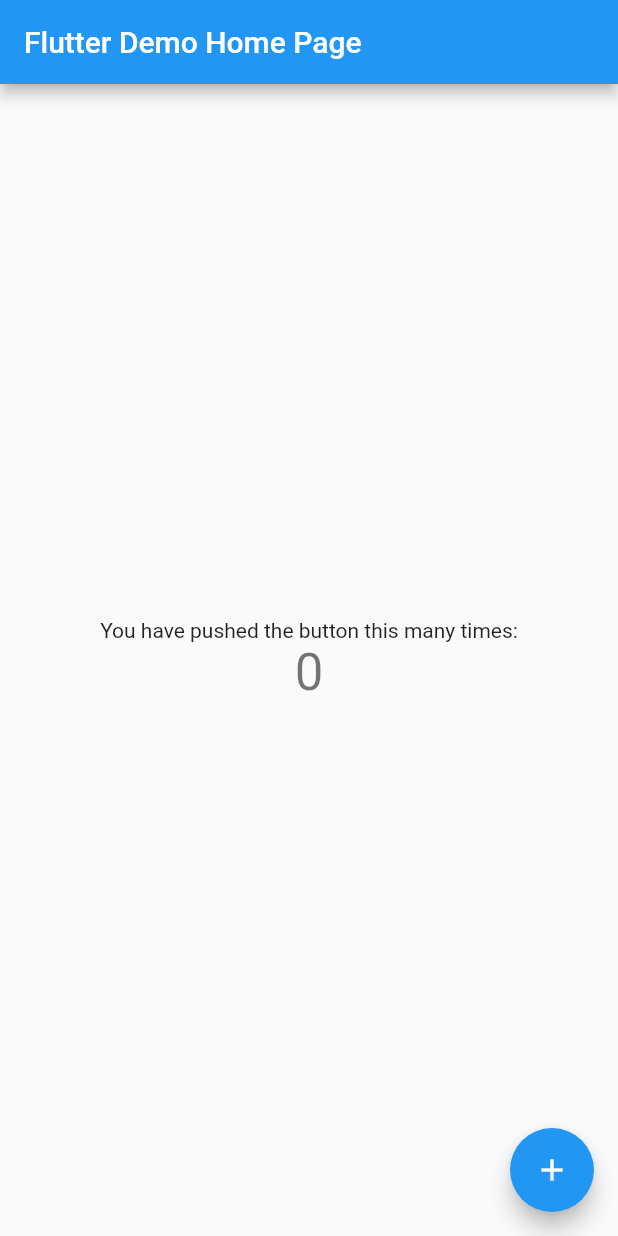
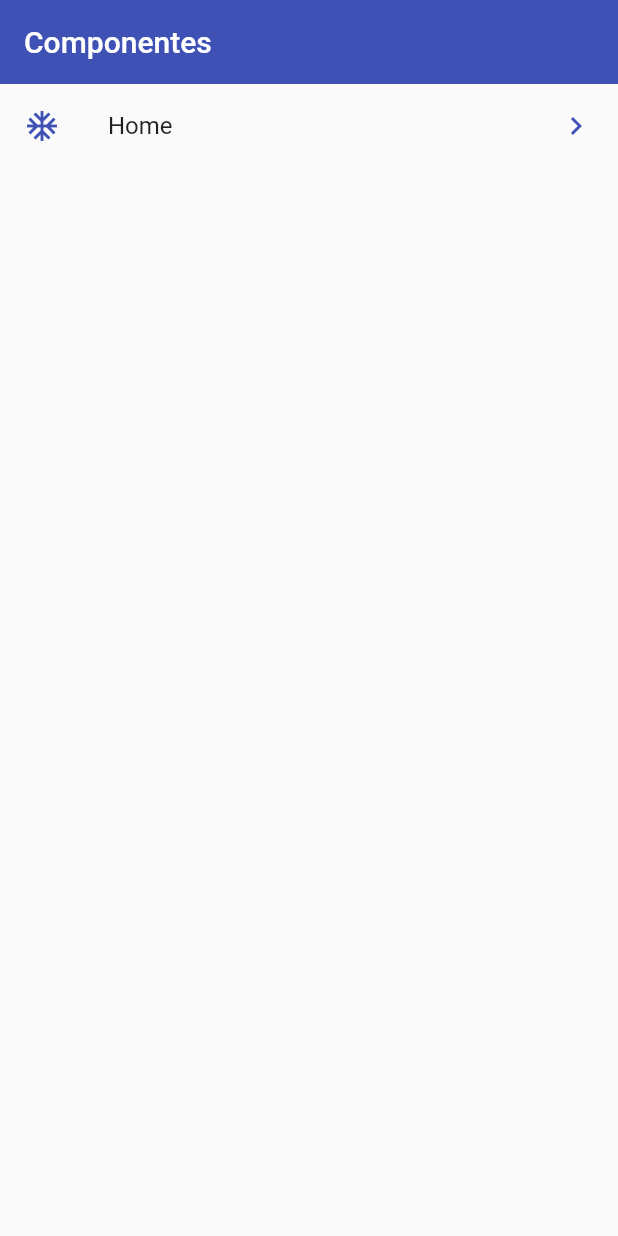
Before and after one commit to ncolque/components_flutter, a Flutter app: the screen it shows after launch, on a phone screen of 412 x 824 dp. Run offline on Flutter 3.47's test engine with Material 2 defaults, Android fonts, the phone set to English and light mode, and no system bars.

Commit message:
Vista principal de la app, el HomePage y creación de directorios

```diff
--- a/lib/main.dart
+++ b/lib/main.dart
@@ -1,115 +1,33 @@
+import 'package:components_flutter/src/routes/routes.dart';
+import 'package:components_flutter/src/theme/app_theme.dart';
 import 'package:flutter/material.dart';
+import 'package:flutter_localizations/flutter_localizations.dart';
 
-void main() {
-  runApp(const MyApp());
-}
+void main() => runApp(MyApp());
 
 class MyApp extends StatelessWidget {
-  const MyApp({super.key});
-
-  // This widget is the root of your application.
   @override
   Widget build(BuildContext context) {
     return MaterialApp(
-      title: 'Flutter Demo',
-      theme: ThemeData(
-        // This is the theme of your application.
-        //
-        // Try running your application with "flutter run". You'll see the
-        // application has a blue toolbar. Then, without quitting the app, try
-        // changing the primarySwatch below to Colors.green and then invoke
-        // "hot reload" (press "r" in the console where you ran "flutter run",
-        // or simply save your changes to "hot reload" in a Flutter IDE).
-        // Notice that the counter didn't reset back to zero; the application
-        // is not restarted.
-        primarySwatch: Colors.blue,
-      ),
-      home: const MyHomePage(title: 'Flutter Demo Home Page'),
+      localizationsDelegates: [
+        // ... app-specific localization delegate[s] here
+        GlobalMaterialLocalizations.delegate,
+        GlobalWidgetsLocalizations.delegate,
+        GlobalCupertinoLocalizations.delegate,
+      ],
+      supportedLocales: [
+        const Locale('en', 'US'), // English, no country code
+        const Locale('es', 'ES'), // Español, no country code
+        const Locale.fromSubtags(
+            languageCode: 'zh'), // Chinese *See Advanced Locales below*
+        // ... other locales the app supports
+      ],
+      title: 'Titulo de la App',
+      debugShowCheckedModeBanner: false,
+      initialRoute: Routes.initialRoute,
+      routes: Routes.getAppRoutes(),
+      onGenerateRoute: Routes.onGenerateRoute,
+      theme: AppTheme.lightTheme,
     );
   }
 }
-
-class MyHomePage extends StatefulWidget {
-  const MyHomePage({super.key, required this.title});
-
-  // This widget is the home page of your application. It is stateful, meaning
-  // that it has a State object (defined below) that contains fields that affect
-  // how it looks.
-
-  // This class is the configuration for the state. It holds the values (in this
-  // case the title) provided by the parent (in this case the App widget) and
-  // used by the build method of the State. Fields in a Widget subclass are
-  // always marked "final".
-
-  final String title;
-
-  @override
-  State<MyHomePage> createState() => _MyHomePageState();
-}
-
-class _MyHomePageState extends State<MyHomePage> {
-  int _counter = 0;
-
-  void _incrementCounter() {
-    setState(() {
-      // This call to setState tells the Flutter framework that something has
-      // changed in this State, which causes it to rerun the build method below
-      // so that the display can reflect the updated values. If we changed
-      // _counter without calling setState(), then the build method would not be
-      // called again, and so nothing would appear to happen.
-      _counter++;
-    });
-  }
-
-  @override
-  Widget build(BuildContext context) {
-    // This method is rerun every time setState is called, for instance as done
-    // by the _incrementCounter method above.
-    //
-    // The Flutter framework has been optimized to make rerunning build methods
-    // fast, so that you can just rebuild anything that needs updating rather
-    // than having to individually change instances of widgets.
-    return Scaffold(
-      appBar: AppBar(
-        // Here we take the value from the MyHomePage object that was created by
-        // the App.build method, and use it to set our appbar title.
-        title: Text(widget.title),
-      ),
-      body: Center(
-        // Center is a layout widget. It takes a single child and positions it
-        // in the middle of the parent.
-        child: Column(
-          // Column is also a layout widget. It takes a list of children and
-          // arranges them vertically. By default, it sizes itself to fit its
-          // children horizontally, and tries to be as tall as its parent.
-          //
-          // Invoke "debug painting" (press "p" in the console, choose the
-          // "Toggle Debug Paint" action from the Flutter Inspector in Android
-          // Studio, or the "Toggle Debug Paint" command in Visual Studio Code)
-          // to see the wireframe for each widget.
-          //
-          // Column has various properties to control how it sizes itself and
-          // how it positions its children. Here we use mainAxisAlignment to
-          // center the children vertically; the main axis here is the vertical
-          // axis because Columns are vertical (the cross axis would be
-          // horizontal).
-          mainAxisAlignment: MainAxisAlignment.center,
-          children: <Widget>[
-            const Text(
-              'You have pushed the button this many times:',
-            ),
-            Text(
-              '$_counter',
-              style: Theme.of(context).textTheme.headline4,
-            ),
-          ],
-        ),
-      ),
-      floatingActionButton: FloatingActionButton(
-        onPressed: _incrementCounter,
-        tooltip: 'Increment',
-        child: const Icon(Icons.add),
-      ), // This trailing comma makes auto-formatting nicer for build methods.
-    );
-  }
-}
--- /dev/null
+++ b/lib/src/models/menu_option.dart
@@ -0,0 +1,15 @@
+import 'package:flutter/material.dart';
+
+class MenuOption {
+  final String route;
+  final IconData icon;
+  final String name;
+  final Widget screen;
+
+  MenuOption({
+    required this.route,
+    required this.icon,
+    required this.name,
+    required this.screen,
+  });
+}
--- /dev/null
+++ b/lib/src/models/models.dart
@@ -0,0 +1 @@
+export 'package:components_flutter/src/models/menu_option.dart';
--- /dev/null
+++ b/lib/src/pages/home_page.dart
@@ -0,0 +1,27 @@
+import 'package:components_flutter/src/routes/routes.dart';
+import 'package:components_flutter/src/theme/app_theme.dart';
+import 'package:flutter/material.dart';
+
+class HomePage extends StatelessWidget {
+  @override
+  Widget build(BuildContext context) {
+    final menuOptions = Routes.menuOptions;
+    return Scaffold(
+      appBar: AppBar(
+        title: Text('Componentes'),
+      ),
+      body: ListView.separated(
+          itemBuilder: (BuildContext, index) => ListTile(
+                title: Text(menuOptions[index].name),
+                leading: Icon(menuOptions[index].icon, color: AppTheme.primary),
+                trailing:
+                    Icon(Icons.keyboard_arrow_right, color: AppTheme.primary),
+                onTap: () {
+                  Navigator.pushNamed(context, menuOptions[index].route);
+                },
+              ),
+          separatorBuilder: (_, __) => Divider(),
+          itemCount: menuOptions.length),
+    );
+  }
+}
--- /dev/null
+++ b/lib/src/pages/screens.dart
@@ -0,0 +1 @@
+export 'package:components_flutter/src/pages/home_page.dart';
--- /dev/null
+++ b/lib/src/routes/routes.dart
@@ -0,0 +1,47 @@
+import 'package:components_flutter/src/models/models.dart';
+import 'package:components_flutter/src/pages/screens.dart';
+import 'package:flutter/material.dart';
+
+class Routes {
+  static const initialRoute = '/';
+
+  static final menuOptions = <MenuOption>[
+    MenuOption(
+        route: '/', icon: Icons.ac_unit, name: 'Home', screen: HomePage()),
+    /* MenuOption(
+        route: 'alert',
+        icon: Icons.add_alert,
+        name: 'Alertas',
+        screen: AlertPage()),
+    MenuOption(
+        route: 'avatar',
+        icon: Icons.accessibility,
+        name: 'Avatars',
+        screen: AvatarPage()), */
+  ];
+
+  static Map<String, Widget Function(BuildContext)> getAppRoutes() {
+    Map<String, Widget Function(BuildContext)> appRoutes = {};
+    for (final option in menuOptions) {
+      appRoutes.addAll({option.route: (BuildContext context) => option.screen});
+    }
+    return appRoutes;
+  }
+
+  /* static Map<String, Widget Function(BuildContext)> routes = {
+    '/': (BuildContext context) => HomePage(),
+    'alert': (BuildContext context) => AlertPage(),
+    'avatar': (BuildContext context) => AvatarPage(),
+    'card': (BuildContext context) => CardPage(),
+    'animatedContainer': (BuildContext context) => AnimatedContainerPage(),
+    'inputs': (BuildContext context) => InputPage(),
+    'slider': (BuildContext context) => SliderPage(),
+    'list': (BuildContext context) => ListaPage(),
+  }; */
+
+  static Route<dynamic> onGenerateRoute(RouteSettings settings) {
+    return MaterialPageRoute(
+      builder: (context) => HomePage() /* AlertPage() */,
+    );
+  }
+}
--- /dev/null
+++ b/lib/src/theme/app_theme.dart
@@ -0,0 +1,13 @@
+import 'package:flutter/material.dart';
+
+class AppTheme {
+  static const Color primary = Colors.indigo;
+
+  static final ThemeData lightTheme = ThemeData.light().copyWith(
+    primaryColor: primary,
+    appBarTheme: AppBarTheme(
+      color: primary,
+      elevation: 0,
+    ),
+  );
+}
--- a/pubspec.yaml
+++ b/pubspec.yaml
@@ -30,6 +30,8 @@ environment:
 # versions available, run `flutter pub outdated`.
 dependencies:
   flutter:
+    sdk: flutter
+  flutter_localizations:
     sdk: flutter
 
 
```
Also changed, not shown: pubspec.lock.
